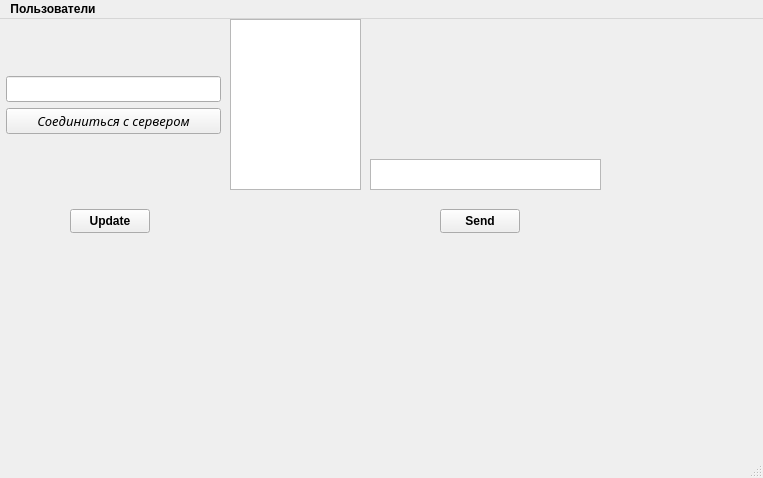
This is client/mainwindow.ui in VladZg/Network_Battleship_2vs1 as Qt 5 draws it before an edit. The edited form follows.
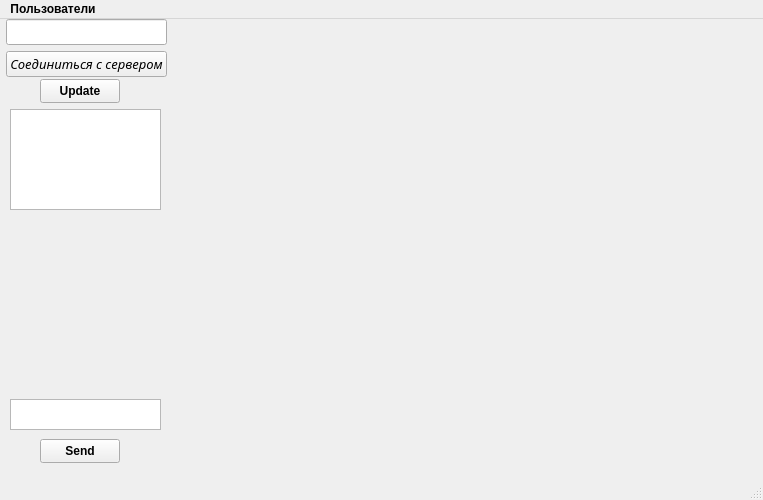
This is the edited form.

What changed in the file:
```diff
--- a/client/mainwindow.ui
+++ b/client/mainwindow.ui
@@ -7,7 +7,7 @@
     <x>0</x>
     <y>0</y>
     <width>763</width>
-    <height>478</height>
+    <height>500</height>
    </rect>
   </property>
   <property name="font">
@@ -25,8 +25,8 @@
      <rect>
       <x>0</x>
       <y>0</y>
-      <width>221</width>
-      <height>171</height>
+      <width>161</width>
+      <height>51</height>
      </rect>
     </property>
     <layout class="QFormLayout" name="formLayout">
@@ -85,8 +85,8 @@
    <widget class="QPushButton" name="updateButton">
     <property name="geometry">
      <rect>
-      <x>70</x>
-      <y>190</y>
+      <x>40</x>
+      <y>60</y>
       <width>80</width>
       <height>24</height>
      </rect>
@@ -98,8 +98,8 @@
    <widget class="QPushButton" name="sendMessageButton">
     <property name="geometry">
      <rect>
-      <x>440</x>
-      <y>190</y>
+      <x>40</x>
+      <y>420</y>
       <width>80</width>
       <height>24</height>
      </rect>
@@ -111,9 +111,9 @@
    <widget class="QTextEdit" name="messageEdit">
     <property name="geometry">
      <rect>
-      <x>370</x>
-      <y>140</y>
-      <width>231</width>
+      <x>10</x>
+      <y>380</y>
+      <width>151</width>
       <height>31</height>
      </rect>
     </property>
@@ -121,10 +121,10 @@
    <widget class="QWidget" name="messageRecieversOptionsListWidget" native="true">
     <property name="geometry">
      <rect>
-      <x>230</x>
-      <y>0</y>
-      <width>131</width>
-      <height>171</height>
+      <x>10</x>
+      <y>90</y>
+      <width>151</width>
+      <height>101</height>
      </rect>
     </property>
     <widget class="QListWidget" name="messageRecieversOptionList">
@@ -132,8 +132,8 @@
       <rect>
        <x>0</x>
        <y>0</y>
-       <width>131</width>
-       <height>171</height>
+       <width>151</width>
+       <height>101</height>
       </rect>
      </property>
     </widget>
@@ -141,10 +141,10 @@
    <widget class="QWidget" name="chatWidget" native="true">
     <property name="geometry">
      <rect>
-      <x>370</x>
-      <y>0</y>
-      <width>231</width>
-      <height>131</height>
+      <x>10</x>
+      <y>200</y>
+      <width>151</width>
+      <height>171</height>
      </rect>
     </property>
    </widget>
```
